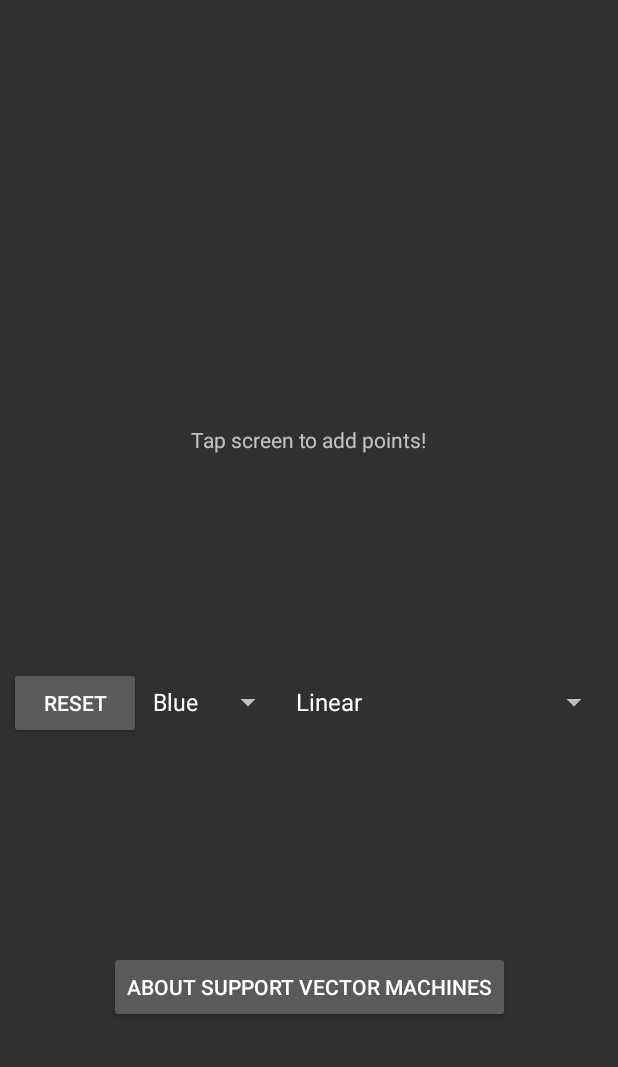
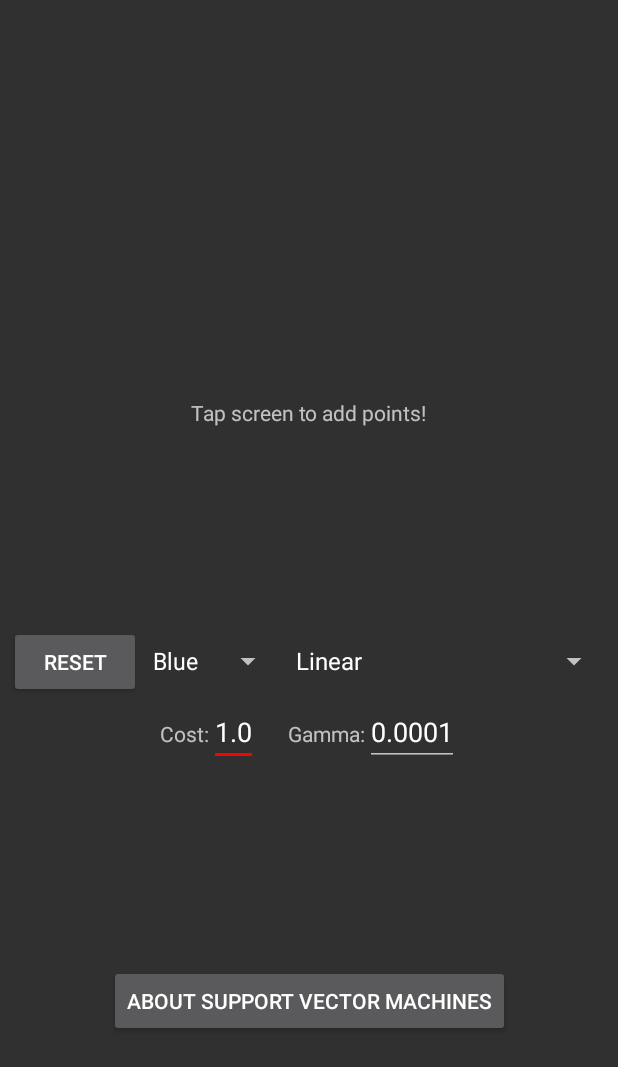
Before and after one commit to 5hourupload/Machine-Learning-Learning, an Android app: the layout svm_layout.xml on its own in the app's theme, with its tools: preview values and no code run, on a phone screen of 412 x 824 dp. Shown: the top 1067 px of the screen. Run offline under Robolectric (Android 15) with nearby library versions, the phone set to English and light mode, and no system bars.

Commit message:
cost and gamma addition

```diff
--- a/app/src/main/res/layout/svm_layout.xml
+++ b/app/src/main/res/layout/svm_layout.xml
@@ -31,11 +31,16 @@
         android:id="@+id/svm_buttons_layout"
         android:layout_width="wrap_content"
         android:layout_height="wrap_content"
-        android:orientation="horizontal"
+        android:orientation="vertical"
         app:layout_constraintBottom_toTopOf="@+id/svm_about"
         app:layout_constraintEnd_toEndOf="parent"
         app:layout_constraintStart_toStartOf="parent"
         app:layout_constraintTop_toBottomOf="@id/svm_text">
+
+        <LinearLayout
+            android:layout_width="wrap_content"
+            android:layout_height="wrap_content"
+            android:orientation="horizontal">
 
             <Button
                 android:id="@+id/restart_svm"
@@ -57,6 +62,39 @@
 
 
         </LinearLayout>
+        <LinearLayout
+            android:layout_width="wrap_content"
+            android:layout_height="wrap_content"
+            android:orientation="horizontal"
+            android:layout_gravity="center">
+
+            <TextView
+                android:layout_width="wrap_content"
+                android:layout_height="wrap_content"
+                android:text="Cost:"/>
+          <EditText
+              android:layout_width="wrap_content"
+              android:layout_height="wrap_content"
+              android:id="@+id/svm_cost"
+              android:text="1.0"
+              android:inputType="numberDecimal"/>
+            <Space
+                android:layout_width="20dp"
+                android:layout_height="0dp" />
+            <TextView
+                android:layout_width="wrap_content"
+                android:layout_height="wrap_content"
+                android:text="Gamma:"/>
+            <EditText
+                android:layout_width="wrap_content"
+                android:layout_height="wrap_content"
+                android:id="@+id/svm_gamma"
+                android:text="0.0001"
+                android:inputType="numberDecimal"/>
+
+        </LinearLayout>
+
+    </LinearLayout>
     <Button
         android:layout_width="wrap_content"
         android:layout_height="wrap_content"
--- a/app/src/main/res/values/strings.xml
+++ b/app/src/main/res/values/strings.xml
@@ -33,7 +33,9 @@
     <string name="svm_title">Support Vector Machine</string>
     <string name="svm_description">Support vector machines (SVMs) are a set of supervised learning
         methods used for classification, regression and outliers detection. Add points to the graph
-        and change the kernel type to see how the SVM classifies the data.</string>
+        and change the kernel type to see how the SVM classifies the data. The gamma parameter defines
+        how far the influence of a single training example reaches. The C parameter trades off correct
+        classification of training examples against maximization of the decision function’s margin.</string>
     <string name="nb_title">Naive Bayes</string>
     <string name="nb_description">Naive Bayes methods are a set of supervised learning algorithms based
         on applying Bayes’ theorem with the “naive” assumption of conditional independence between every
```
Also changed, not shown: app/src/main/java/fhu/machinelearninglearning/DecisionTree.java (+1 -25 lines), app/src/main/java/fhu/machinelearninglearning/NB.java (+46 -105 lines), app/src/main/java/fhu/machinelearninglearning/SVM.java (+47 -95 lines), app/src/main/java/fhu/machinelearninglearning/k_means_cluster_activity.java (+13 -2 lines). Lines whose indentation alone changed are shown as unchanged.
